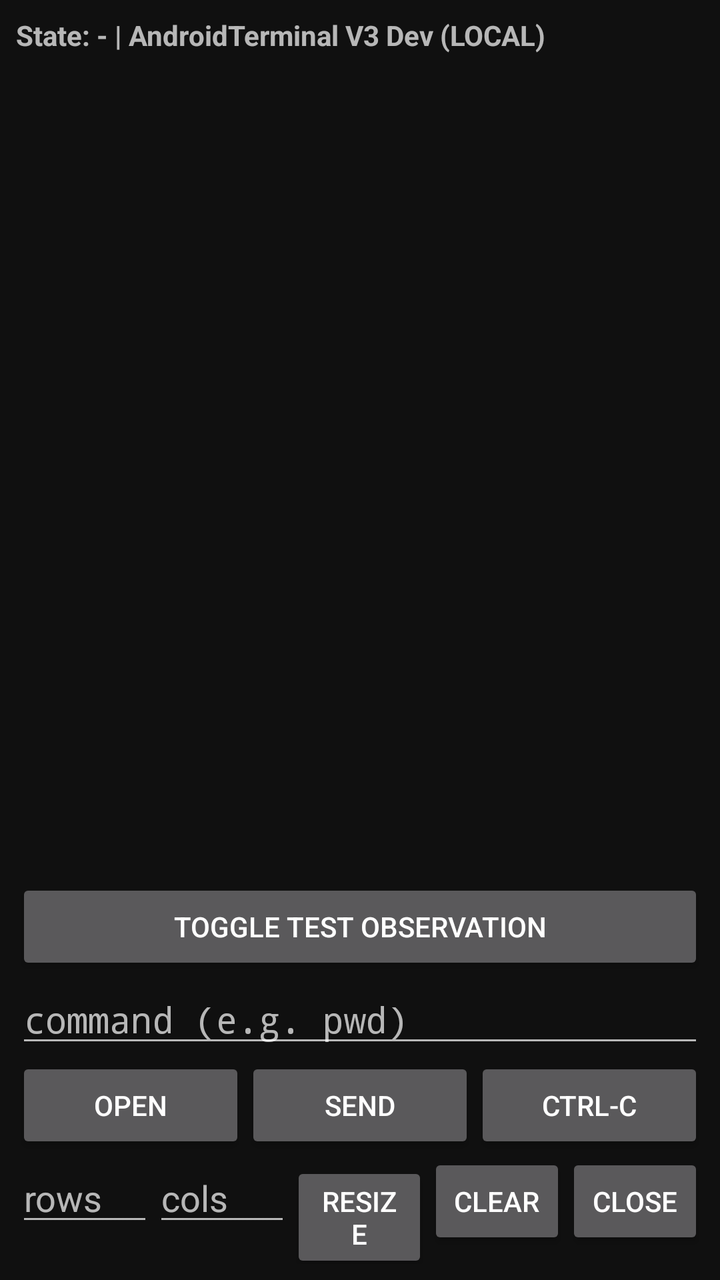
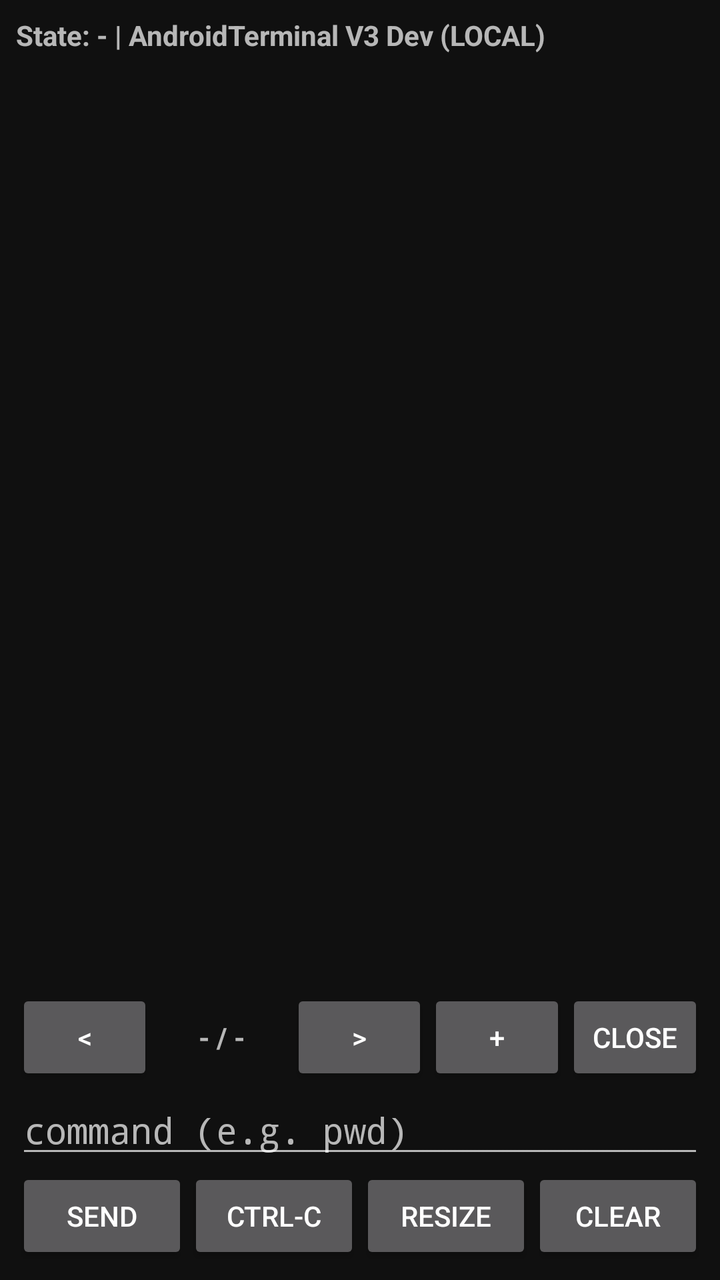

An Android layout rendered at two revisions. The XML below is the earlier revision; the diff shows what the commit changed to produce the second picture.
<!-- AndroidManifest.xml: application theme Theme.ATPreview -->
<!-- res/layout/activity_main.xml -->
<?xml version="1.0" encoding="utf-8"?>
<LinearLayout xmlns:android="http://schemas.android.com/apk/res/android"
    android:orientation="vertical"
    android:layout_width="match_parent"
    android:layout_height="match_parent"
    android:padding="8dp">

    <TextView
        android:id="@+id/tvState"
        android:layout_width="match_parent"
        android:layout_height="wrap_content"
        android:text="State: - | AndroidTerminal V3 Dev (LOCAL)"
        android:textStyle="bold" />

    <ScrollView
        android:id="@+id/scrollOutput"
        android:layout_width="match_parent"
        android:layout_height="0dp"
        android:layout_weight="1"
        android:background="#101010">

        <TextView
            android:id="@+id/tvOutput"
            android:layout_width="match_parent"
            android:layout_height="wrap_content"
            android:fontFamily="monospace"
            android:textColor="#E0E0E0"
            android:textSize="12sp"
            android:text="" />
    </ScrollView>

    <TextView
        android:id="@+id/tvTestOutput"
        android:layout_width="match_parent"
        android:layout_height="0dp"
        android:layout_weight="1"
        android:background="#1A1A2E"
        android:fontFamily="monospace"
        android:textColor="#7FE0A0"
        android:textSize="11sp"
        android:visibility="gone"
        android:text="" />

    <Button
        android:id="@+id/btnTestObserve"
        android:layout_width="match_parent"
        android:layout_height="wrap_content"
        android:text="Toggle Test Observation" />

    <EditText
        android:id="@+id/etInput"
        android:layout_width="match_parent"
        android:layout_height="wrap_content"
        android:fontFamily="monospace"
        android:hint="command (e.g. pwd)"
        android:imeOptions="actionSend"
        android:singleLine="true" />

    <LinearLayout
        android:orientation="horizontal"
        android:layout_width="match_parent"
        android:layout_height="wrap_content">

        <Button
            android:id="@+id/btnOpen"
            android:layout_width="0dp"
            android:layout_weight="1"
            android:layout_height="wrap_content"
            android:text="Open" />

        <Button
            android:id="@+id/btnSend"
            android:layout_width="0dp"
            android:layout_weight="1"
            android:layout_height="wrap_content"
            android:text="Send" />

        <Button
            android:id="@+id/btnCtrlC"
            android:layout_width="0dp"
            android:layout_weight="1"
            android:layout_height="wrap_content"
            android:text="Ctrl-C" />
    </LinearLayout>

    <LinearLayout
        android:orientation="horizontal"
        android:layout_width="match_parent"
        android:layout_height="wrap_content">

        <EditText
            android:id="@+id/etRows"
            android:layout_width="0dp"
            android:layout_weight="1"
            android:layout_height="wrap_content"
            android:hint="rows"
            android:inputType="number" />

        <EditText
            android:id="@+id/etCols"
            android:layout_width="0dp"
            android:layout_weight="1"
            android:layout_height="wrap_content"
            android:hint="cols"
            android:inputType="number" />

        <Button
            android:id="@+id/btnResize"
            android:layout_width="0dp"
            android:layout_weight="1"
            android:layout_height="wrap_content"
            android:text="Resize" />

        <Button
            android:id="@+id/btnClear"
            android:layout_width="0dp"
            android:layout_weight="1"
            android:layout_height="wrap_content"
            android:text="Clear" />

        <Button
            android:id="@+id/btnClose"
            android:layout_width="0dp"
            android:layout_weight="1"
            android:layout_height="wrap_content"
            android:text="Close" />
    </LinearLayout>

</LinearLayout>
<!-- resources referenced by this layout -->
<resources>
  <style name="Theme.ATPreview" parent="android:Theme.Material.NoActionBar">
          <item name="android:windowBackground">#101010</item>
          <item name="android:colorAccent">#FFB300</item>
      </style>
</resources>

<!-- the commit's change to res/layout/activity_main.xml (unified diff, before → after) -->
@@ -29,23 +29,48 @@
             android:text="" />
     </ScrollView>
 
-    <TextView
-        android:id="@+id/tvTestOutput"
+    <LinearLayout
+        android:orientation="horizontal"
         android:layout_width="match_parent"
-        android:layout_height="0dp"
-        android:layout_weight="1"
-        android:background="#1A1A2E"
-        android:fontFamily="monospace"
-        android:textColor="#7FE0A0"
-        android:textSize="11sp"
-        android:visibility="gone"
-        android:text="" />
+        android:layout_height="wrap_content">
 
-    <Button
-        android:id="@+id/btnTestObserve"
-        android:layout_width="match_parent"
-        android:layout_height="wrap_content"
-        android:text="Toggle Test Observation" />
+        <Button
+            android:id="@+id/btnPrev"
+            android:layout_width="0dp"
+            android:layout_weight="1"
+            android:layout_height="wrap_content"
+            android:text="&lt;" />
+
+        <TextView
+            android:id="@+id/tvPage"
+            android:layout_width="0dp"
+            android:layout_weight="1"
+            android:layout_height="wrap_content"
+            android:gravity="center"
+            android:text="- / -"
+            android:textStyle="bold" />
+
+        <Button
+            android:id="@+id/btnNext"
+            android:layout_width="0dp"
+            android:layout_weight="1"
+            android:layout_height="wrap_content"
+            android:text=">" />
+
+        <Button
+            android:id="@+id/btnAddPage"
+            android:layout_width="0dp"
+            android:layout_weight="1"
+            android:layout_height="wrap_content"
+            android:text="+" />
+
+        <Button
+            android:id="@+id/btnClosePage"
+            android:layout_width="0dp"
+            android:layout_weight="1"
+            android:layout_height="wrap_content"
+            android:text="CLOSE" />
+    </LinearLayout>
 
     <EditText
         android:id="@+id/etInput"
@@ -62,13 +87,6 @@
         android:layout_height="wrap_content">
 
         <Button
-            android:id="@+id/btnOpen"
-            android:layout_width="0dp"
-            android:layout_weight="1"
-            android:layout_height="wrap_content"
-            android:text="Open" />
-
-        <Button
             android:id="@+id/btnSend"
             android:layout_width="0dp"
             android:layout_weight="1"
@@ -81,28 +99,6 @@
             android:layout_weight="1"
             android:layout_height="wrap_content"
             android:text="Ctrl-C" />
-    </LinearLayout>
-
-    <LinearLayout
-        android:orientation="horizontal"
-        android:layout_width="match_parent"
-        android:layout_height="wrap_content">
-
-        <EditText
-            android:id="@+id/etRows"
-            android:layout_width="0dp"
-            android:layout_weight="1"
-            android:layout_height="wrap_content"
-            android:hint="rows"
-            android:inputType="number" />
-
-        <EditText
-            android:id="@+id/etCols"
-            android:layout_width="0dp"
-            android:layout_weight="1"
-            android:layout_height="wrap_content"
-            android:hint="cols"
-            android:inputType="number" />
 
         <Button
             android:id="@+id/btnResize"
@@ -117,13 +113,6 @@
             android:layout_weight="1"
             android:layout_height="wrap_content"
             android:text="Clear" />
-
-        <Button
-            android:id="@+id/btnClose"
-            android:layout_width="0dp"
-            android:layout_weight="1"
-            android:layout_height="wrap_content"
-            android:text="Close" />
     </LinearLayout>
 
 </LinearLayout>
